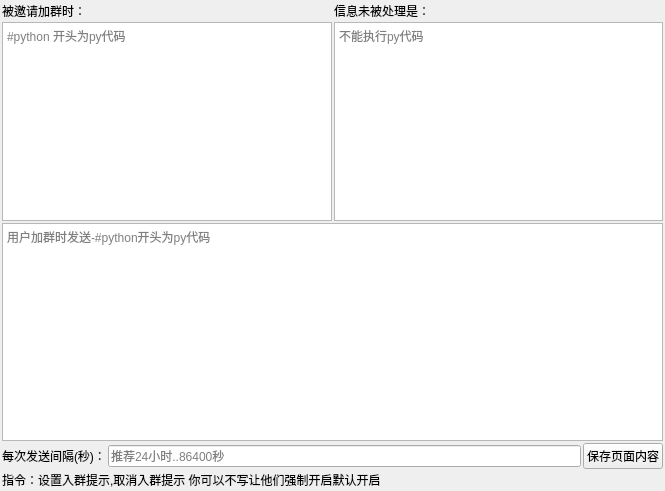
This is ui/botset.ui in qiancao1/chun_bai_ling as Qt 5 draws it before an edit. The edited form follows.
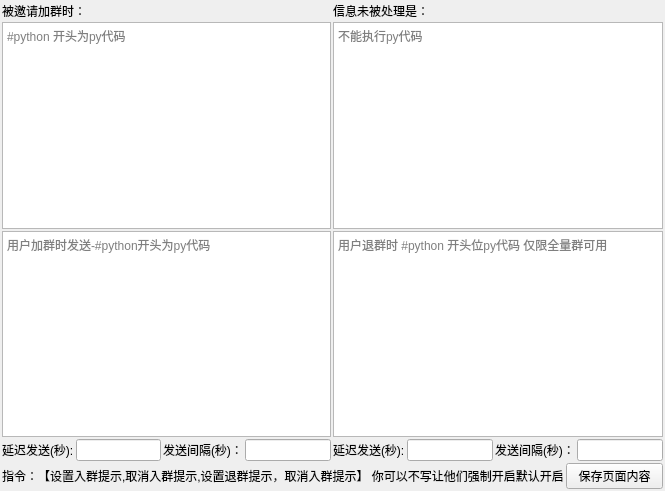
This is the edited form.

Commit message: 增加 退群提示 增加 延迟等待数据回复

Patch:
```diff
--- a/ui/botset.ui
+++ b/ui/botset.ui
@@ -38,20 +38,6 @@
        </property>
       </widget>
      </item>
-     <item row="0" column="1">
-      <widget class="QLabel" name="label_3">
-       <property name="text">
-        <string>信息未被处理是：</string>
-       </property>
-      </widget>
-     </item>
-     <item row="0" column="0">
-      <widget class="QLabel" name="label_2">
-       <property name="text">
-        <string>被邀请加群时：</string>
-       </property>
-      </widget>
-     </item>
      <item row="1" column="0">
       <widget class="QTextEdit" name="textEdit">
        <property name="placeholderText">
@@ -59,31 +45,114 @@
        </property>
       </widget>
      </item>
+     <item row="2" column="1">
+      <widget class="QTextEdit" name="textEdit_2">
+       <property name="placeholderText">
+        <string>用户退群时 #python 开头位py代码 仅限全量群可用</string>
+       </property>
+      </widget>
+     </item>
+     <item row="0" column="0">
+      <widget class="QLabel" name="label_2">
+       <property name="text">
+        <string>被邀请加群时：</string>
+       </property>
+      </widget>
+     </item>
+     <item row="2" column="0">
+      <widget class="QTextEdit" name="textEdit_3">
+       <property name="placeholderText">
+        <string>用户加群时发送-#python开头为py代码 </string>
+       </property>
+      </widget>
+     </item>
+     <item row="0" column="1">
+      <widget class="QLabel" name="label_3">
+       <property name="text">
+        <string>信息未被处理是：</string>
+       </property>
+      </widget>
+     </item>
+     <item row="5" column="1">
+      <layout class="QHBoxLayout" name="horizontalLayout_2">
+       <item>
+        <widget class="QLabel" name="label_5">
+         <property name="text">
+          <string>延迟发送(秒):</string>
+         </property>
+        </widget>
+       </item>
+       <item>
+        <widget class="QLineEdit" name="lineEdit_2">
+         <property name="maximumSize">
+          <size>
+           <width>16777215</width>
+           <height>16777215</height>
+          </size>
+         </property>
+        </widget>
+       </item>
+       <item>
+        <widget class="QLabel" name="label_6">
+         <property name="text">
+          <string>发送间隔(秒)：</string>
+         </property>
+        </widget>
+       </item>
+       <item>
+        <widget class="QLineEdit" name="lineEdit_3">
+         <property name="maximumSize">
+          <size>
+           <width>16777215</width>
+           <height>16777215</height>
+          </size>
+         </property>
+        </widget>
+       </item>
+      </layout>
+     </item>
+     <item row="5" column="0">
+      <layout class="QHBoxLayout" name="horizontalLayout">
+       <property name="topMargin">
+        <number>0</number>
+       </property>
+       <item>
+        <widget class="QLabel" name="label_7">
+         <property name="text">
+          <string>延迟发送(秒):</string>
+         </property>
+        </widget>
+       </item>
+       <item>
+        <widget class="QLineEdit" name="lineEdit_4"/>
+       </item>
+       <item>
+        <widget class="QLabel" name="label">
+         <property name="text">
+          <string>发送间隔(秒)：</string>
+         </property>
+        </widget>
+       </item>
+       <item>
+        <widget class="QLineEdit" name="lineEdit">
+         <property name="placeholderText">
+          <string/>
+         </property>
+        </widget>
+       </item>
+      </layout>
+     </item>
     </layout>
    </item>
-   <item>
-    <widget class="QTextEdit" name="textEdit_3">
-     <property name="placeholderText">
-      <string>用户加群时发送-#python开头为py代码 </string>
-     </property>
-    </widget>
-   </item>
    <item>
     <layout class="QHBoxLayout" name="horizontalLayout_3">
      <property name="topMargin">
       <number>0</number>
      </property>
      <item>
-      <widget class="QLabel" name="label">
+      <widget class="QLabel" name="label_4">
        <property name="text">
-        <string>每次发送间隔(秒)：</string>
-       </property>
-      </widget>
-     </item>
-     <item>
-      <widget class="QLineEdit" name="lineEdit">
-       <property name="placeholderText">
-        <string>推荐24小时..86400秒</string>
+        <string>指令：【设置入群提示,取消入群提示,设置退群提示，取消入群提示】 你可以不写让他们强制开启默认开启</string>
        </property>
       </widget>
      </item>
@@ -96,13 +165,6 @@
      </item>
     </layout>
    </item>
-   <item>
-    <widget class="QLabel" name="label_4">
-     <property name="text">
-      <string>指令：设置入群提示,取消入群提示 你可以不写让他们强制开启默认开启</string>
-     </property>
-    </widget>
-   </item>
   </layout>
  </widget>
  <resources/>
```
The commit also changes 20 other files.
